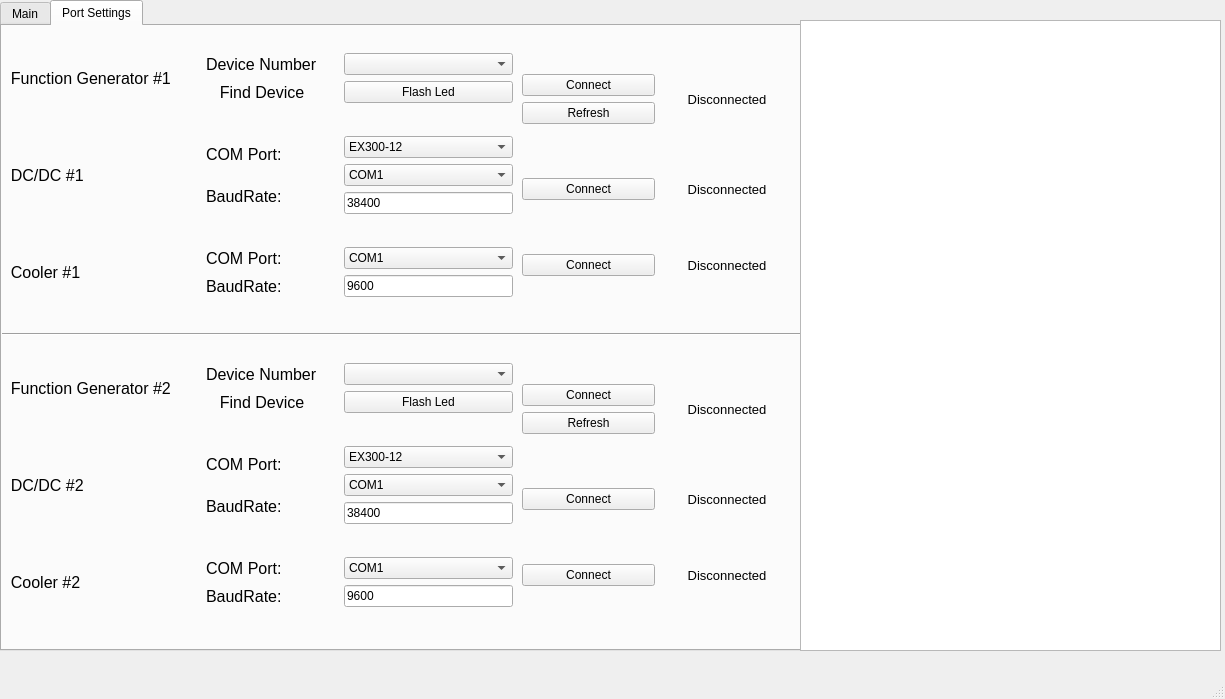
Above: port_settings.ui from Kakon02/Integrated_IGBT_system before the change. Below: the same form after it.
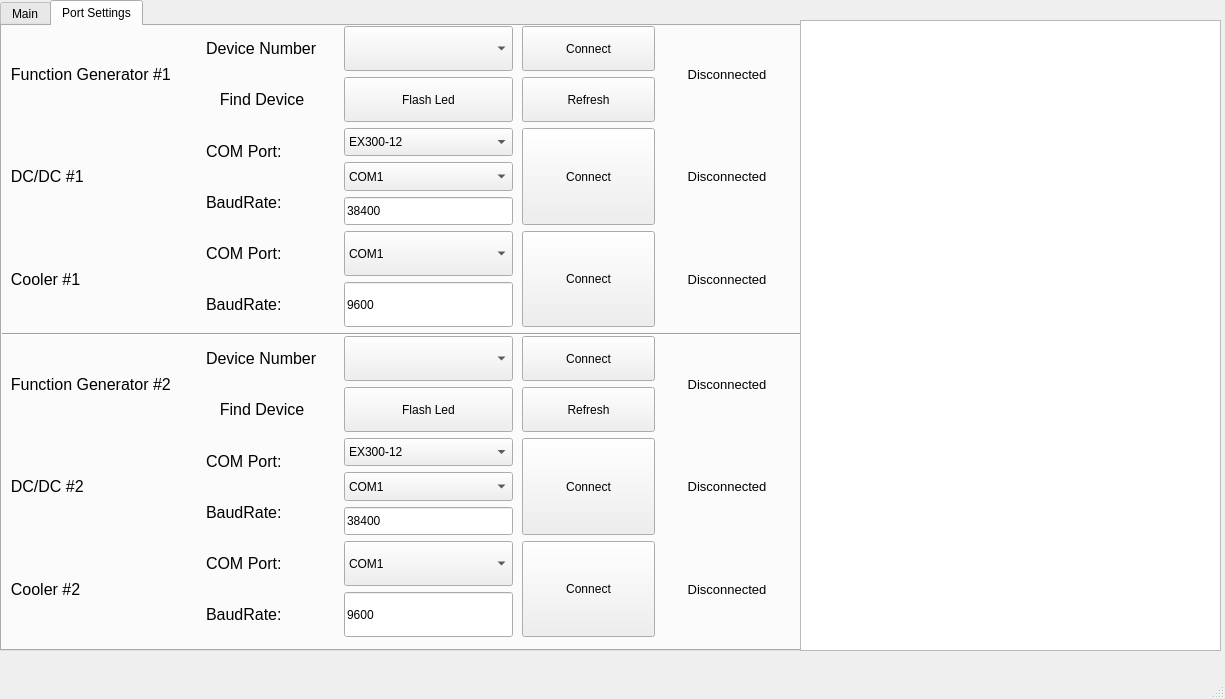
That is the form after the change. The open tabs and pages were chosen to show the change. Icons and pictures are not drawn.

What changed in the file:
```diff
--- a/port_settings.ui
+++ b/port_settings.ui
@@ -716,6 +716,12 @@
         <layout class="QVBoxLayout" name="verticalLayout_12">
          <item>
           <widget class="QPushButton" name="Cooler_Connect_2">
+           <property name="sizePolicy">
+            <sizepolicy hsizetype="Minimum" vsizetype="Preferred">
+             <horstretch>0</horstretch>
+             <verstretch>0</verstretch>
+            </sizepolicy>
+           </property>
            <property name="text">
             <string>Connect</string>
            </property>
@@ -727,6 +733,12 @@
         <layout class="QVBoxLayout" name="verticalLayout_13">
          <item>
           <widget class="QPushButton" name="DCDC_Connect_2">
+           <property name="sizePolicy">
+            <sizepolicy hsizetype="Minimum" vsizetype="Preferred">
+             <horstretch>0</horstretch>
+             <verstretch>0</verstretch>
+            </sizepolicy>
+           </property>
            <property name="text">
             <string>Connect</string>
            </property>
@@ -738,6 +750,12 @@
         <layout class="QVBoxLayout" name="verticalLayout_14">
          <item>
           <widget class="QPushButton" name="FG_Connect_2">
+           <property name="sizePolicy">
+            <sizepolicy hsizetype="Minimum" vsizetype="Preferred">
+             <horstretch>0</horstretch>
+             <verstretch>0</verstretch>
+            </sizepolicy>
+           </property>
            <property name="text">
             <string>Connect</string>
            </property>
@@ -745,6 +763,12 @@
          </item>
          <item>
           <widget class="QPushButton" name="FG_Refresh_2">
+           <property name="sizePolicy">
+            <sizepolicy hsizetype="Minimum" vsizetype="Preferred">
+             <horstretch>0</horstretch>
+             <verstretch>0</verstretch>
+            </sizepolicy>
+           </property>
            <property name="text">
             <string>Refresh</string>
            </property>
@@ -855,6 +879,12 @@
         <layout class="QVBoxLayout" name="verticalLayout_7">
          <item>
           <widget class="QComboBox" name="FG_Device_Number_1">
+           <property name="sizePolicy">
+            <sizepolicy hsizetype="Preferred" vsizetype="Preferred">
+             <horstretch>0</horstretch>
+             <verstretch>0</verstretch>
+            </sizepolicy>
+           </property>
            <property name="editable">
             <bool>false</bool>
            </property>
@@ -862,6 +892,12 @@
          </item>
          <item>
           <widget class="QPushButton" name="FG_Find_Device_1">
+           <property name="sizePolicy">
+            <sizepolicy hsizetype="Minimum" vsizetype="Preferred">
+             <horstretch>0</horstretch>
+             <verstretch>0</verstretch>
+            </sizepolicy>
+           </property>
            <property name="text">
             <string>Flash Led</string>
            </property>
@@ -909,6 +945,12 @@
         <layout class="QVBoxLayout" name="verticalLayout_11">
          <item>
           <widget class="QComboBox" name="DCDC_Devices_1">
+           <property name="sizePolicy">
+            <sizepolicy hsizetype="Preferred" vsizetype="Preferred">
+             <horstretch>0</horstretch>
+             <verstretch>0</verstretch>
+            </sizepolicy>
+           </property>
            <property name="editable">
             <bool>false</bool>
            </property>
@@ -926,6 +968,12 @@
          </item>
          <item>
           <widget class="QComboBox" name="DCDC_COM_Port_1">
+           <property name="sizePolicy">
+            <sizepolicy hsizetype="Preferred" vsizetype="Preferred">
+             <horstretch>0</horstretch>
+             <verstretch>0</verstretch>
+            </sizepolicy>
+           </property>
            <property name="editable">
             <bool>false</bool>
            </property>
@@ -963,6 +1011,12 @@
          </item>
          <item>
           <widget class="QLineEdit" name="DCDC_BaudRate_1">
+           <property name="sizePolicy">
+            <sizepolicy hsizetype="Expanding" vsizetype="Preferred">
+             <horstretch>0</horstretch>
+             <verstretch>0</verstretch>
+            </sizepolicy>
+           </property>
            <property name="text">
             <string>38400</string>
            </property>
@@ -1049,6 +1103,12 @@
         <layout class="QVBoxLayout" name="verticalLayout_2">
          <item>
           <widget class="QComboBox" name="Cooler_COM_Port_1">
+           <property name="sizePolicy">
+            <sizepolicy hsizetype="Preferred" vsizetype="Preferred">
+             <horstretch>0</horstretch>
+             <verstretch>0</verstretch>
+            </sizepolicy>
+           </property>
            <property name="editable">
             <bool>false</bool>
            </property>
@@ -1086,6 +1146,12 @@
          </item>
          <item>
           <widget class="QLineEdit" name="Cooler_BaudRate_1">
+           <property name="sizePolicy">
+            <sizepolicy hsizetype="Expanding" vsizetype="Preferred">
+             <horstretch>0</horstretch>
+             <verstretch>0</verstretch>
+            </sizepolicy>
+           </property>
            <property name="text">
             <string>9600</string>
            </property>
@@ -1148,6 +1214,12 @@
         <layout class="QVBoxLayout" name="verticalLayout_20">
          <item>
           <widget class="QComboBox" name="Cooler_COM_Port_2">
+           <property name="sizePolicy">
+            <sizepolicy hsizetype="Preferred" vsizetype="Preferred">
+             <horstretch>0</horstretch>
+             <verstretch>0</verstretch>
+            </sizepolicy>
+           </property>
            <property name="editable">
             <bool>false</bool>
            </property>
@@ -1185,6 +1257,12 @@
          </item>
          <item>
           <widget class="QLineEdit" name="Cooler_BaudRate_2">
+           <property name="sizePolicy">
+            <sizepolicy hsizetype="Expanding" vsizetype="Preferred">
+             <horstretch>0</horstretch>
+             <verstretch>0</verstretch>
+            </sizepolicy>
+           </property>
            <property name="text">
             <string>9600</string>
            </property>
@@ -1271,6 +1349,12 @@
         <layout class="QVBoxLayout" name="verticalLayout_16">
          <item>
           <widget class="QComboBox" name="FG_Device_Number_2">
+           <property name="sizePolicy">
+            <sizepolicy hsizetype="Preferred" vsizetype="Preferred">
+             <horstretch>0</horstretch>
+             <verstretch>0</verstretch>
+            </sizepolicy>
+           </property>
            <property name="editable">
             <bool>false</bool>
            </property>
@@ -1278,6 +1362,12 @@
          </item>
          <item>
           <widget class="QPushButton" name="FG_Find_Device_2">
+           <property name="sizePolicy">
+            <sizepolicy hsizetype="Minimum" vsizetype="Preferred">
+             <horstretch>0</horstretch>
+             <verstretch>0</verstretch>
+            </sizepolicy>
+           </property>
            <property name="text">
             <string>Flash Led</string>
            </property>
@@ -1325,6 +1415,12 @@
         <layout class="QVBoxLayout" name="verticalLayout_18">
          <item>
           <widget class="QComboBox" name="DCDC_Devices_2">
+           <property name="sizePolicy">
+            <sizepolicy hsizetype="Preferred" vsizetype="Preferred">
+             <horstretch>0</horstretch>
+             <verstretch>0</verstretch>
+            </sizepolicy>
+           </property>
            <property name="editable">
             <bool>false</bool>
            </property>
@@ -1342,6 +1438,12 @@
          </item>
          <item>
           <widget class="QComboBox" name="DCDC_COM_Port_2">
+           <property name="sizePolicy">
+            <sizepolicy hsizetype="Preferred" vsizetype="Preferred">
+             <horstretch>0</horstretch>
+             <verstretch>0</verstretch>
+            </sizepolicy>
+           </property>
            <property name="editable">
             <bool>false</bool>
            </property>
@@ -1379,6 +1481,12 @@
          </item>
          <item>
           <widget class="QLineEdit" name="DCDC_BaudRate_2">
+           <property name="sizePolicy">
+            <sizepolicy hsizetype="Expanding" vsizetype="Preferred">
+             <horstretch>0</horstretch>
+             <verstretch>0</verstretch>
+            </sizepolicy>
+           </property>
            <property name="text">
             <string>38400</string>
            </property>
@@ -1402,6 +1510,12 @@
         <layout class="QVBoxLayout" name="verticalLayout_3">
          <item>
           <widget class="QPushButton" name="Cooler_Connect_1">
+           <property name="sizePolicy">
+            <sizepolicy hsizetype="Minimum" vsizetype="Preferred">
+             <horstretch>0</horstretch>
+             <verstretch>0</verstretch>
+            </sizepolicy>
+           </property>
            <property name="text">
             <string>Connect</string>
            </property>
@@ -1413,6 +1527,12 @@
         <layout class="QVBoxLayout" name="verticalLayout_5">
          <item>
           <widget class="QPushButton" name="DCDC_Connect_1">
+           <property name="sizePolicy">
+            <sizepolicy hsizetype="Minimum" vsizetype="Preferred">
+             <horstretch>0</horstretch>
+             <verstretch>0</verstretch>
+            </sizepolicy>
+           </property>
            <property name="text">
             <string>Connect</string>
            </property>
@@ -1424,6 +1544,12 @@
         <layout class="QVBoxLayout" name="verticalLayout_6">
          <item>
           <widget class="QPushButton" name="FG_Connect_1">
+           <property name="sizePolicy">
+            <sizepolicy hsizetype="Minimum" vsizetype="Preferred">
+             <horstretch>0</horstretch>
+             <verstretch>0</verstretch>
+            </sizepolicy>
+           </property>
            <property name="text">
             <string>Connect</string>
            </property>
@@ -1431,6 +1557,12 @@
          </item>
          <item>
           <widget class="QPushButton" name="FG_Refresh_1">
+           <property name="sizePolicy">
+            <sizepolicy hsizetype="Minimum" vsizetype="Preferred">
+             <horstretch>0</horstretch>
+             <verstretch>0</verstretch>
+            </sizepolicy>
+           </property>
            <property name="text">
             <string>Refresh</string>
            </property>
```
Left out of the diff: 2 changed lines with no effect on the pictures.
